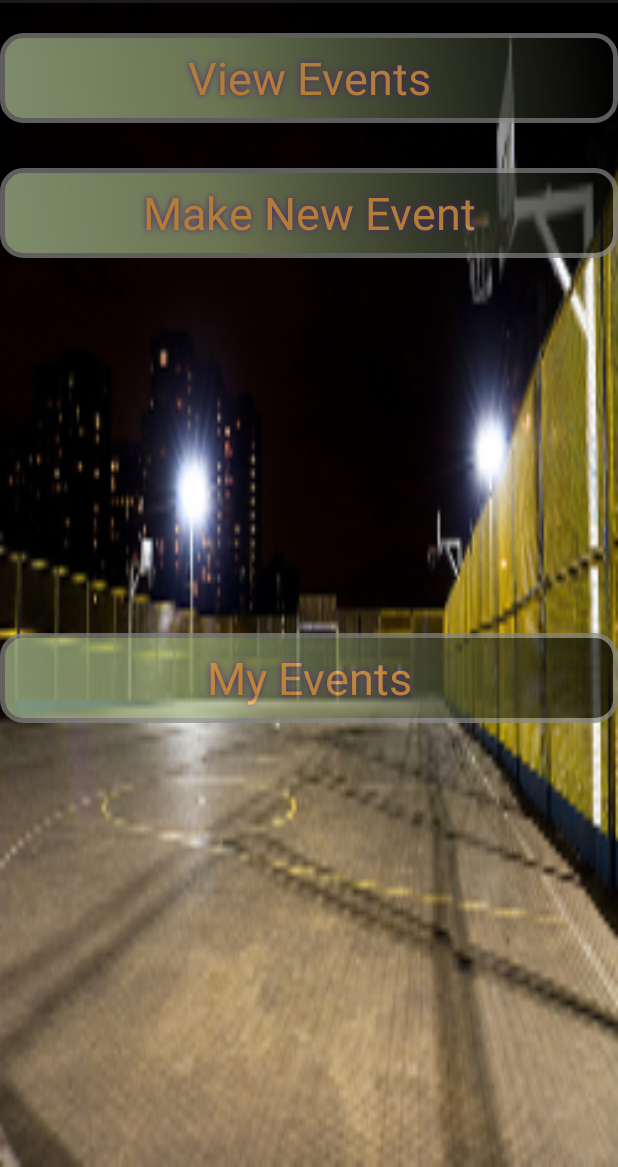
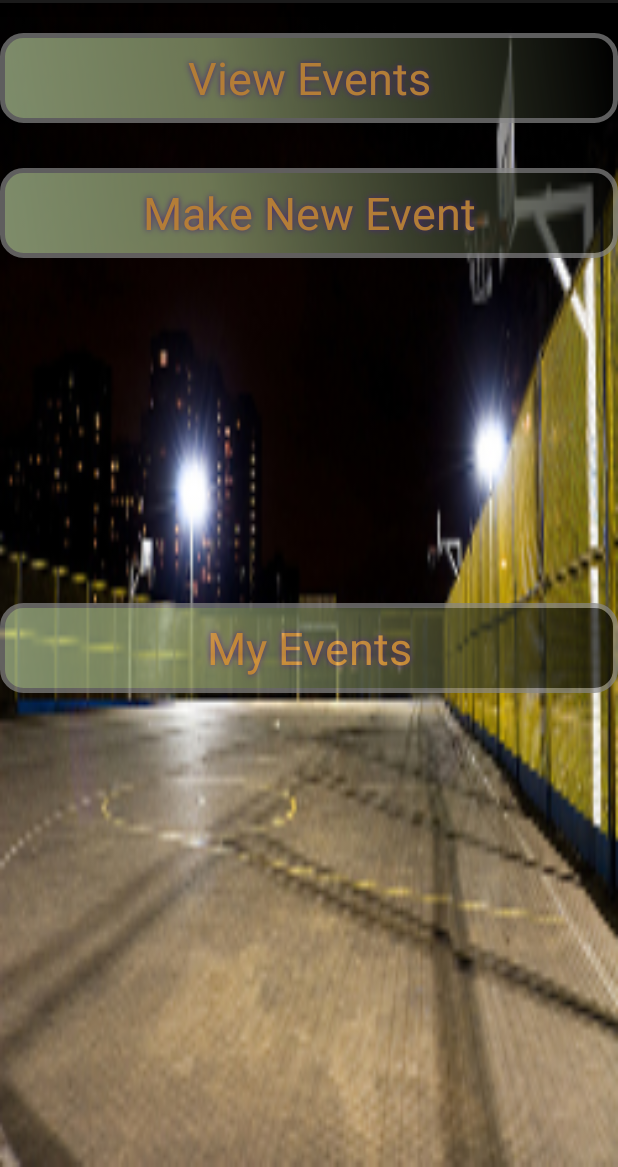
Before and after one commit to stefanNaumov/FredFlintstone, an Android app: the screen it shows after launch (MyActivity), on a phone screen of 412 x 824 dp, the part 69-1236 px from its top. Run offline under Robolectric (Android 15) with nearby library versions, the phone set to English and light mode, and no system bars.

Commit message:
refactored stylings

```diff
--- a/app/src/main/res/layout/activity_main.xml
+++ b/app/src/main/res/layout/activity_main.xml
@@ -1,55 +1,33 @@
-
+<ScrollView
+    android:layout_width="match_parent"
+    android:layout_height="match_parent"
+    android:fillViewport="true"
+    xmlns:android="http://schemas.android.com/apk/res/android">
     <LinearLayout xmlns:android="http://schemas.android.com/apk/res/android"
         xmlns:tools="http://schemas.android.com/tools"
         android:layout_width="match_parent"
         android:layout_height="match_parent"
         tools:context="com.example.sportseventsorganizer.MainActivity"
         android:orientation="vertical"
-    android:background="@drawable/basketball_cort">
+        android:background="@drawable/basketball_cort"
+        android:weightSum="1">
 
 
         <Button
             android:id="@+id/viewEvents_btn"
-        android:layout_width="match_parent"
-        android:layout_height="wrap_content"
+            style="@style/mainActivityBtnStyle"
             android:text="@string/viewEvents"
-        android:layout_marginTop="20dp"
-        android:background="@drawable/button_shape"
-        android:shadowColor="#6634A8"
-        android:shadowDx="0"
-        android:shadowDy="0"
-        android:shadowRadius="5"
-        android:textColor="#FFB34F"
-        android:textSize="30sp"
-        android:alpha="0.70"/>"
+            android:layout_marginTop="20dp"/>"
         <Button
                 android:id="@+id/makeEvent_btn"
-	        android:layout_width="match_parent"
-	        android:layout_height="wrap_content"
+                style="@style/mainActivityBtnStyle"
                 android:text="@string/makeEvent"
-            android:layout_marginTop="30dp"
-            android:background="@drawable/button_shape"
-            android:shadowColor="#6634A8"
-            android:shadowDx="0"
-            android:shadowDy="0"
-            android:shadowRadius="5"
-            android:textColor="#FFB34F"
-            android:textSize="30sp"
-            android:alpha="0.70"/>
+                android:layout_marginTop="30dp"/>
         <Button
             android:id="@+id/getMyEvents_btn"
-        android:layout_width="match_parent"
-        android:layout_height="wrap_content"
+            style="@style/mainActivityBtnStyle"
             android:text="@string/getMyEvents"
-        android:layout_marginTop="250dp"
-        android:background="@drawable/button_shape"
-        android:shadowColor="#6634A8"
-        android:shadowDx="0"
-        android:shadowDy="0"
-        android:shadowRadius="5"
-        android:textColor="#FFB34F"
-        android:textSize="30sp"
-        android:alpha="0.70"/>
-
-
+            android:layout_marginTop="230dp"
+             />
     </LinearLayout>
+</ScrollView>
--- a/app/src/main/res/values/styles.xml
+++ b/app/src/main/res/values/styles.xml
@@ -10,5 +10,35 @@
     <style name="AppTheme" parent="android:Theme.Holo.Light.DarkActionBar">
 
     </style>
-
+    <style name="eventsTextViewStyle">
+        <item name="android:layout_width">150dp</item>
+        <item name="android:layout_height">50dp</item>
+        <item name="android:textColor">@color/color_olive_gray</item>
+        <item name="android:textSize">20sp</item>
+    </style>
+    <style name="favEventsDetailedStyle">
+        <item name="android:layout_width">wrap_content</item>
+        <item name="android:layout_height">wrap_content</item>
+        <item name="android:textColor">@color/color_olive_gray</item>
+        <item name="android:textSize">20sp</item>
+        <item name="android:layout_margin">20dp</item>
+    </style>
+    <style name="mainActivityBtnStyle">
+        <item name="android:background">@drawable/button_shape</item>
+        <item name="android:shadowColor">#6634A8</item>
+        <item name="android:shadowDx">0</item>
+        <item name="android:shadowDy">0</item>
+        <item name="android:shadowRadius">5</item>
+        <item name="android:textColor">#FFB34F</item>
+        <item name="android:textSize">30sp</item>
+        <item name="android:alpha">0.70</item>
+        <item name="android:layout_width">match_parent</item>
+        <item name="android:layout_height">wrap_content</item>
+    </style>
+    <style name="eventsDetailedStyle">
+        <item name="android:layout_width">match_parent</item>
+        <item name="android:layout_height">wrap_content</item>
+        <item name="android:textSize">20sp</item>
+        <item name="android:layout_margin">6dp</item>
+    </style>
 </resources>
```
Also changed, not shown: app/src/main/res/layout/activity_fav_layout.xml (+3 -12 lines), app/src/main/res/layout/activity_favevents_detailed_layout.xml (+6 -30 lines), app/src/main/res/layout/events_layout_detailed.xml (+8 -35 lines), app/src/main/res/layout/view_events_layout.xml (+4 -20 lines). Lines whose indentation alone changed are shown as unchanged.
